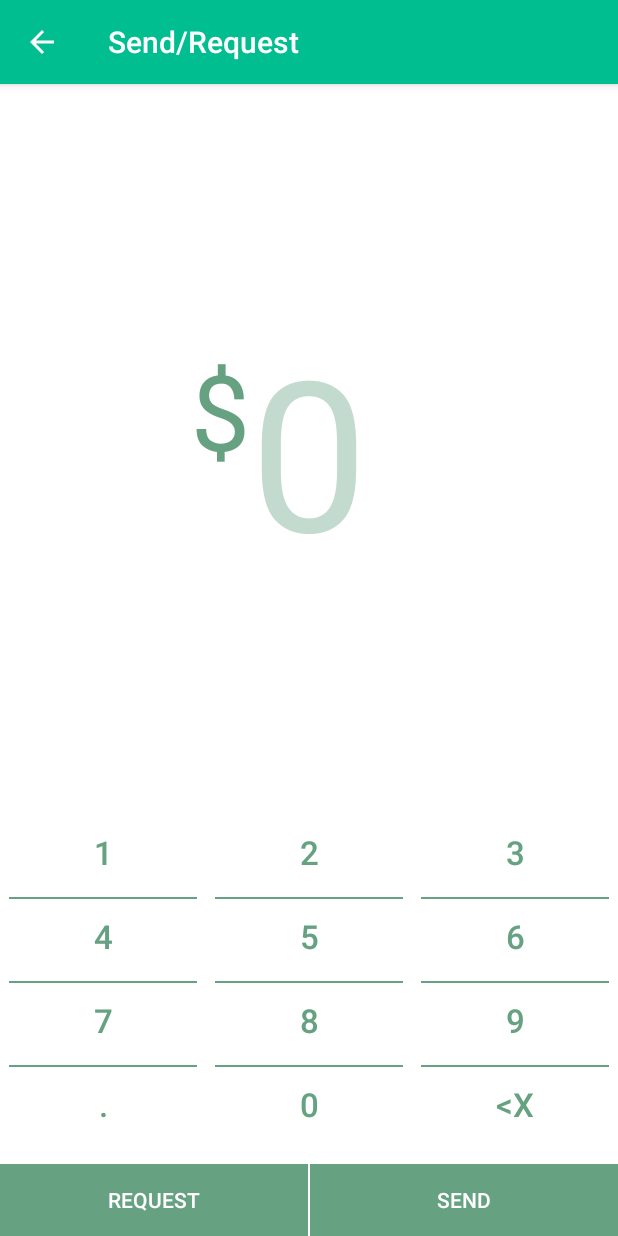
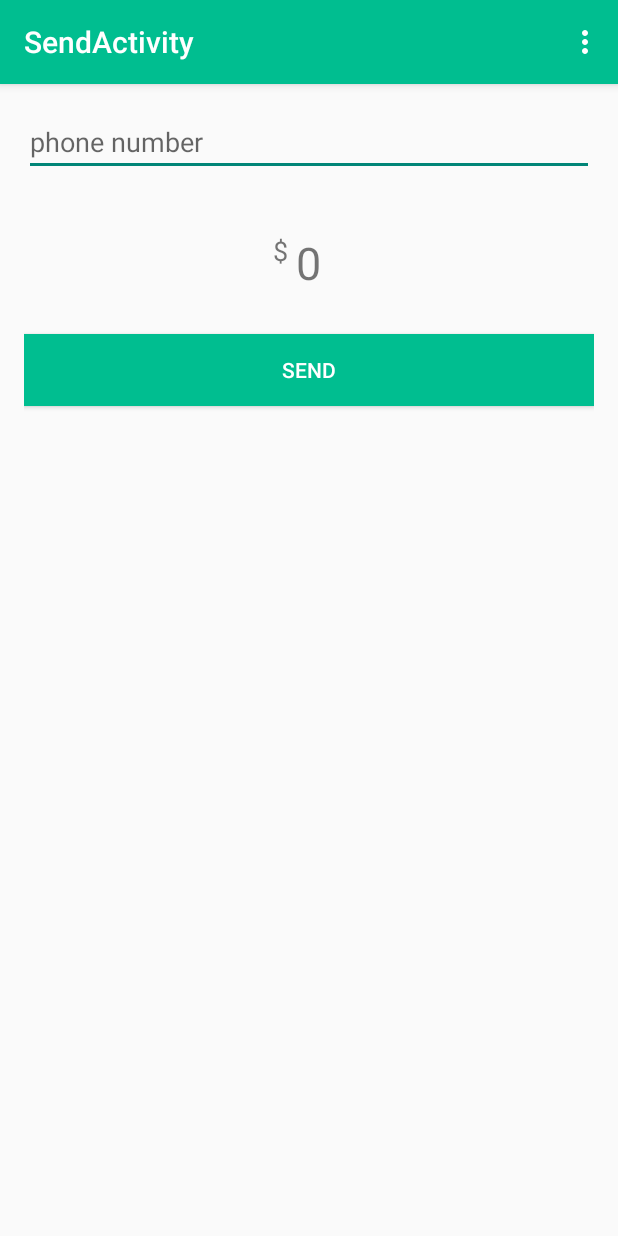
Before and after one commit to Audakel/Haedrian_Stealth, an Android app: the SendRequestActivity screen opened directly, with no data from a screen before it, after a tap on "SEND", on a phone screen of 412 x 824 dp. Run offline under Robolectric (Android 15) with nearby library versions, the phone set to English and light mode, and no system bars.

Commit message:
Added SMS capabilites

```diff
--- a/Haedrian/app/src/main/AndroidManifest.xml
+++ b/Haedrian/app/src/main/AndroidManifest.xml
@@ -9,6 +9,7 @@
     <uses-permission android:name="android.permission.WRITE_EXTERNAL_STORAGE" />
     <uses-permission android:name="android.permission.ACCESS_FINE_LOCATION" />
     <uses-permission android:name="android.permission.CAMERA" />
+    <uses-permission android:name="android.permission.SEND_SMS" />
     <uses-permission android:name="android.permission.ACCESS_NETWORK_STATE" />
     <!--
  To retrieve OAuth 2.0 tokens or invalidate tokens to disconnect a user. This disconnect
@@ -108,6 +109,10 @@
             android:name=".BuyActivity"
             android:label="@string/title_activity_buy" >
         </activity>
+        <activity
+            android:name=".SendActivity"
+            android:label="@string/title_activity_send" >
+        </activity>
     </application>
 
 </manifest>
--- /dev/null
+++ b/Haedrian/app/src/main/java/com/haedrian/haedrian/SendActivity.java
@@ -0,0 +1,82 @@
+package com.haedrian.haedrian;
+
+import android.support.v7.app.ActionBarActivity;
+import android.os.Bundle;
+import android.telephony.SmsManager;
+import android.view.Menu;
+import android.view.MenuItem;
+import android.view.View;
+import android.widget.Button;
+import android.widget.EditText;
+import android.widget.TextView;
+
+
+public class SendActivity extends ActionBarActivity {
+    TextView sendAmountView;
+    String sendAmountValue;
+    SmsManager smsManager;
+    Button sendTextButton;
+    EditText phoneNumber;
+
+    @Override
+    protected void onCreate(Bundle savedInstanceState) {
+        super.onCreate(savedInstanceState);
+        setContentView(R.layout.activity_send);
+
+        Bundle extras = getIntent().getExtras();
+        if (extras != null) {
+            sendAmountValue = extras.getString("sendAmountView");
+        }
+        else{
+            sendAmountValue = "error";
+        }
+
+
+        sendAmountView = (TextView) findViewById(R.id.sendAmountText);
+        sendAmountView.setText(sendAmountValue);
+
+
+        // ----- Phone stuff ---------
+        smsManager = SmsManager.getDefault();
+        phoneNumber = (EditText) findViewById(R.id.phoneNumbeEditText);
+        sendTextButton = (Button) findViewById(R.id.sendTextButton);
+        sendTextButton.setOnClickListener(new View.OnClickListener() {
+            @Override
+            public void onClick(View v) {
+                //sendTextMessage(phoneNumber.getText().toString(), sendAmountValue);
+                sendTextMessage(phoneNumber.getText().toString(), sendAmountValue);
+                sendTextButton.setText("Away it was sent!!");
+                sendTextButton.setBackgroundColor(getResources().getColor(R.color.myGrey));
+            }
+        });
+
+
+    }
+
+    private void sendTextMessage(String phoneNumber, String message) {
+        smsManager.sendTextMessage(phoneNumber, null, message, null, null);
+    }
+
+
+    @Override
+    public boolean onCreateOptionsMenu(Menu menu) {
+        // Inflate the menu; this adds items to the action bar if it is present.
+        getMenuInflater().inflate(R.menu.menu_send, menu);
+        return true;
+    }
+
+    @Override
+    public boolean onOptionsItemSelected(MenuItem item) {
+        // Handle action bar item clicks here. The action bar will
+        // automatically handle clicks on the Home/Up button, so long
+        // as you specify a parent activity in AndroidManifest.xml.
+        int id = item.getItemId();
+
+        //noinspection SimplifiableIfStatement
+        if (id == R.id.action_settings) {
+            return true;
+        }
+
+        return super.onOptionsItemSelected(item);
+    }
+}
--- a/Haedrian/app/src/main/java/com/haedrian/haedrian/SendRequestActivity.java
+++ b/Haedrian/app/src/main/java/com/haedrian/haedrian/SendRequestActivity.java
@@ -1,6 +1,8 @@
 package com.haedrian.haedrian;
 
+import android.app.ActivityOptions;
 import android.content.Context;
+import android.content.Intent;
 import android.graphics.Color;
 import android.os.Vibrator;
 import android.support.v4.app.NavUtils;
@@ -8,6 +10,7 @@ import android.support.v7.app.ActionBarActivity;
 import android.os.Bundle;
 import android.text.Editable;
 import android.text.TextWatcher;
+import android.util.Log;
 import android.view.Menu;
 import android.view.MenuItem;
 import android.view.View;
@@ -37,12 +40,15 @@ public class SendRequestActivity extends ActionBarActivity {
     Button buttonRequest;
     TextView displayNumber;
     TextView dolarSignView;
+    Button sendButton;
+    Context context;
 
 
     @Override
     protected void onCreate(Bundle savedInstanceState) {
         super.onCreate(savedInstanceState);
         setContentView(R.layout.activity_send_request);
+        context = getApplication();
 
         // Set up ActionBar
         getSupportActionBar().setDisplayHomeAsUpEnabled(true);
@@ -59,10 +65,21 @@ public class SendRequestActivity extends ActionBarActivity {
         button9 = (Button) findViewById(R.id.button9);
         buttonDot = (Button) findViewById(R.id.buttonDot);
         buttonBack = (Button) findViewById(R.id.buttonBack);
-        buttonSend = (Button) findViewById(R.id.buttonSend);
         buttonRequest = (Button) findViewById(R.id.buttonRequest);
         displayNumber = (TextView) findViewById(R.id.displayNumberView);
         dolarSignView = (TextView) findViewById(R.id.dollarSignView);
+        sendButton = (Button) findViewById(R.id.buttonSend);
+
+        sendButton.setOnClickListener(new View.OnClickListener() {
+            @Override
+            public void onClick(View view) {
+                Intent intent = new Intent(context, SendActivity.class);
+                intent.putExtra("sendAmountView", displayNumber.getText().toString());
+                ActivityOptions options = ActivityOptions.makeScaleUpAnimation(view, 0,
+                        0, view.getWidth(), view.getHeight());
+                startActivity(intent, options.toBundle());
+            }
+        });
 
         button0.setOnClickListener(new View.OnClickListener() {
             @Override
@@ -136,12 +153,7 @@ public class SendRequestActivity extends ActionBarActivity {
                 backspace();
             }
         });
-        buttonSend.setOnClickListener(new View.OnClickListener() {
-            @Override
-            public void onClick(View v) {
-                clear();
-            }
-        });
+
         buttonRequest.setOnClickListener(new View.OnClickListener() {
             @Override
             public void onClick(View v) {
--- /dev/null
+++ b/Haedrian/app/src/main/res/layout/activity_send.xml
@@ -0,0 +1,56 @@
+<RelativeLayout xmlns:android="http://schemas.android.com/apk/res/android"
+    xmlns:tools="http://schemas.android.com/tools" android:layout_width="match_parent"
+    android:layout_height="match_parent" android:paddingLeft="@dimen/activity_horizontal_margin"
+    android:paddingRight="@dimen/activity_horizontal_margin"
+    android:paddingTop="@dimen/activity_vertical_margin"
+    android:paddingBottom="@dimen/activity_vertical_margin"
+    tools:context="com.haedrian.haedrian.SendActivity">
+
+    <Button
+        android:layout_width="match_parent"
+        android:layout_height="wrap_content"
+        android:text="Send"
+        android:id="@+id/sendTextButton"
+        android:layout_marginTop="27dp"
+        android:layout_below="@+id/sendAmountText"
+        android:layout_alignParentRight="true"
+        android:layout_alignParentEnd="true"
+        android:background="@color/turquoise"
+        android:textColor="#ffffffff" />
+
+    <TextView
+        android:layout_width="wrap_content"
+        android:layout_height="wrap_content"
+        android:text="0.00"
+        android:id="@+id/sendAmountText"
+        android:textSize="30sp"
+        android:layout_below="@+id/phoneNumbeEditText"
+        android:layout_centerHorizontal="true"
+        android:layout_marginTop="37dp" />
+
+    <EditText
+        android:layout_width="wrap_content"
+        android:layout_height="wrap_content"
+        android:inputType="phone"
+        android:ems="10"
+        android:id="@+id/phoneNumbeEditText"
+        android:layout_alignParentTop="true"
+        android:layout_alignParentLeft="true"
+        android:layout_alignParentStart="true"
+        android:layout_alignParentRight="true"
+        android:layout_alignParentEnd="true"
+        android:hint="phone number"
+        android:selectAllOnFocus="false" />
+
+    <TextView
+        android:layout_width="wrap_content"
+        android:layout_height="wrap_content"
+        android:text="$"
+        android:id="@+id/textView21"
+        android:layout_alignTop="@+id/sendAmountText"
+        android:layout_toLeftOf="@+id/sendAmountText"
+        android:layout_toStartOf="@+id/sendAmountText"
+        android:textSize="18dp"
+        android:layout_marginRight="5dp" />
+
+</RelativeLayout>
--- a/Haedrian/app/src/main/res/layout/activity_send_request.xml
+++ b/Haedrian/app/src/main/res/layout/activity_send_request.xml
@@ -302,7 +302,8 @@
             android:layout_weight="1"
             android:background="@color/offset_color"
             android:textColor="#ffffffff"
-            style="?android:attr/borderlessButtonStyle" />
+            style="?android:attr/borderlessButtonStyle"
+            android:clickable="false" />
     </LinearLayout>
 
 
--- /dev/null
+++ b/Haedrian/app/src/main/res/menu/menu_send.xml
@@ -0,0 +1,7 @@
+<menu xmlns:android="http://schemas.android.com/apk/res/android"
+    xmlns:app="http://schemas.android.com/apk/res-auto"
+    xmlns:tools="http://schemas.android.com/tools"
+    tools:context="com.haedrian.haedrian.SendActivity">
+    <item android:id="@+id/action_settings" android:title="@string/action_settings"
+        android:orderInCategory="100" app:showAsAction="never" />
+</menu>
--- a/Haedrian/app/src/main/res/values/strings.xml
+++ b/Haedrian/app/src/main/res/values/strings.xml
@@ -51,4 +51,5 @@
     <string name="currency_code">USD</string>
     <string name="fake_converted_amount">4,496.57</string>
     <string name="title_activity_buy">BuyActivity</string>
+    <string name="title_activity_send">SendActivity</string>
 </resources>
```
